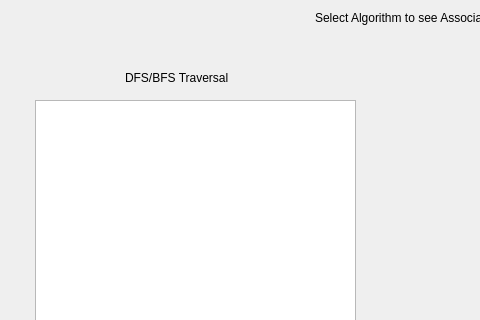
The window that QT Project/graphwindow.ui (AaronGeesink/CS1D-Basketball-Project) describes before a commit, drawn with Qt 5; both pictures show x 185 to 665 and y 0 to 320 of the 1201 by 721 pixel window.
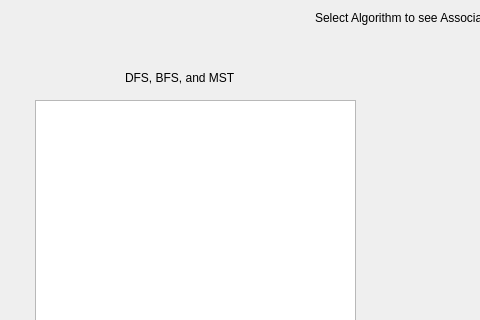
The same window after the commit.

Commit message: DFS BFS MST label

```diff
--- a/QT Project/graphwindow.ui
+++ b/QT Project/graphwindow.ui
@@ -105,7 +105,7 @@
     </rect>
    </property>
    <property name="text">
-    <string>DFS/BFS Traversal</string>
+    <string>DFS, BFS, and MST</string>
    </property>
   </widget>
   <widget class="QWidget" name="horizontalLayoutWidget">
```
